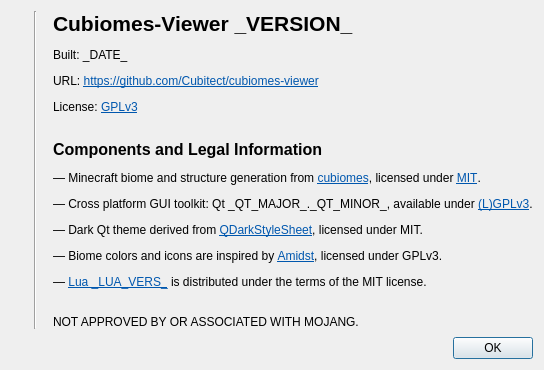
Before: the Qt Designer form src/aboutdialog.ui in Cubitect/cubiomes-viewer, drawn with Qt 5.
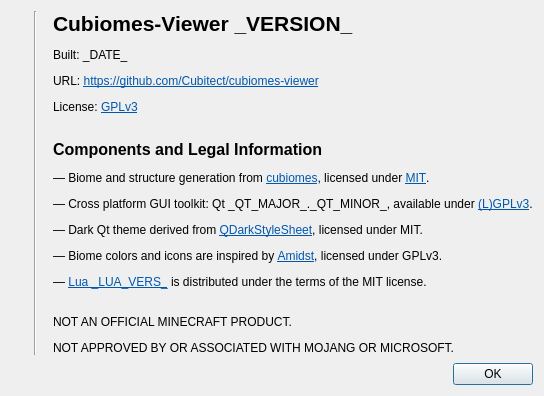
After: the same form once the commit is applied. Icons and pictures are not drawn.

Commit message: UI tweaks * moved all editor menus to the "Edit" menu * moved biome color import/export options to biome color editor * tweaked widget size controls * changed climate extreme filter to look for a range rather than min/max

```diff
--- a/src/aboutdialog.ui
+++ b/src/aboutdialog.ui
@@ -19,7 +19,7 @@
    <item row="0" column="2" rowspan="2">
     <widget class="QLabel" name="label">
      <property name="text">
-      <string>&lt;html&gt;&lt;head/&gt;&lt;body&gt;&lt;p&gt;&lt;span style=&quot; font-size:16pt; font-weight:600;&quot;&gt;Cubiomes-Viewer _VERSION_&lt;/span&gt;&lt;/p&gt;&lt;p&gt;Built: _DATE_&lt;/p&gt;&lt;p&gt;URL: &lt;a href=&quot;https://github.com/Cubitect/cubiomes-viewer&quot;&gt;&lt;span style=&quot; text-decoration: underline; color:#0057ae;&quot;&gt;https://github.com/Cubitect/cubiomes-viewer&lt;/span&gt;&lt;/a&gt;&lt;/p&gt;&lt;p&gt;License: &lt;a href=&quot;https://www.gnu.org/licenses/gpl-3.0.en.html&quot;&gt;&lt;span style=&quot; text-decoration: underline; color:#0057ae;&quot;&gt;GPLv3&lt;/span&gt;&lt;/a&gt;&lt;/p&gt;&lt;p&gt;&lt;br/&gt;&lt;span style=&quot; font-size:12pt; font-weight:600;&quot;&gt;Components and Legal Information&lt;/span&gt;&lt;/p&gt;&lt;p&gt;— Minecraft biome and structure generation from &lt;a href=&quot;https://github.com/Cubitect/cubiomes/&quot;&gt;&lt;span style=&quot; text-decoration: underline; color:#0057ae;&quot;&gt;cubiomes&lt;/span&gt;&lt;/a&gt;, licensed under &lt;a href=&quot;https://mit-license.org/&quot;&gt;&lt;span style=&quot; text-decoration: underline; color:#0057ae;&quot;&gt;MIT&lt;/span&gt;&lt;/a&gt;.&lt;/p&gt;&lt;p&gt;— Cross platform GUI toolkit: Qt _QT_MAJOR_._QT_MINOR_, available under &lt;a href=&quot;https://www.qt.io/licensing/&quot;&gt;&lt;span style=&quot; text-decoration: underline; color:#0057ae;&quot;&gt;(L)GPLv3&lt;/span&gt;&lt;/a&gt;.&lt;/p&gt;&lt;p&gt;— Dark Qt theme derived from &lt;a href=&quot;https://github.com/ColinDuquesnoy/QDarkStyleSheet&quot;&gt;&lt;span style=&quot; text-decoration: underline; color:#0057ae;&quot;&gt;QDarkStyleSheet&lt;/span&gt;&lt;/a&gt;, licensed under MIT.&lt;/p&gt;&lt;p&gt;— Biome colors and icons are inspired by &lt;a href=&quot;https://github.com/toolbox4minecraft/amidst&quot;&gt;&lt;span style=&quot; text-decoration: underline; color:#0057ae;&quot;&gt;Amidst&lt;/span&gt;&lt;/a&gt;, licensed under GPLv3.&lt;/p&gt;&lt;p&gt;— &lt;a href=&quot;https://www.lua.org/license.html&quot;&gt;&lt;span style=&quot; text-decoration: underline; color:#0057ae;&quot;&gt;Lua _LUA_VERS_&lt;/span&gt;&lt;/a&gt; is distributed under the terms of the MIT license.&lt;br/&gt;&lt;/p&gt;&lt;p&gt;NOT APPROVED BY OR ASSOCIATED WITH MOJANG.&lt;/p&gt;&lt;/body&gt;&lt;/html&gt;</string>
+      <string>&lt;html&gt;&lt;head/&gt;&lt;body&gt;&lt;p&gt;&lt;span style=&quot; font-size:16pt; font-weight:600;&quot;&gt;Cubiomes-Viewer _VERSION_&lt;/span&gt;&lt;/p&gt;&lt;p&gt;Built: _DATE_&lt;/p&gt;&lt;p&gt;URL: &lt;a href=&quot;https://github.com/Cubitect/cubiomes-viewer&quot;&gt;&lt;span style=&quot; text-decoration: underline; color:#0057ae;&quot;&gt;https://github.com/Cubitect/cubiomes-viewer&lt;/span&gt;&lt;/a&gt;&lt;/p&gt;&lt;p&gt;License: &lt;a href=&quot;https://www.gnu.org/licenses/gpl-3.0.en.html&quot;&gt;&lt;span style=&quot; text-decoration: underline; color:#0057ae;&quot;&gt;GPLv3&lt;/span&gt;&lt;/a&gt;&lt;/p&gt;&lt;p&gt;&lt;br/&gt;&lt;span style=&quot; font-size:12pt; font-weight:600;&quot;&gt;Components and Legal Information&lt;/span&gt;&lt;/p&gt;&lt;p&gt;— Biome and structure generation from &lt;a href=&quot;https://github.com/Cubitect/cubiomes/&quot;&gt;&lt;span style=&quot; text-decoration: underline; color:#0057ae;&quot;&gt;cubiomes&lt;/span&gt;&lt;/a&gt;, licensed under &lt;a href=&quot;https://mit-license.org/&quot;&gt;&lt;span style=&quot; text-decoration: underline; color:#0057ae;&quot;&gt;MIT&lt;/span&gt;&lt;/a&gt;.&lt;/p&gt;&lt;p&gt;— Cross platform GUI toolkit: Qt _QT_MAJOR_._QT_MINOR_, available under &lt;a href=&quot;https://www.qt.io/licensing/&quot;&gt;&lt;span style=&quot; text-decoration: underline; color:#0057ae;&quot;&gt;(L)GPLv3&lt;/span&gt;&lt;/a&gt;.&lt;/p&gt;&lt;p&gt;— Dark Qt theme derived from &lt;a href=&quot;https://github.com/ColinDuquesnoy/QDarkStyleSheet&quot;&gt;&lt;span style=&quot; text-decoration: underline; color:#0057ae;&quot;&gt;QDarkStyleSheet&lt;/span&gt;&lt;/a&gt;, licensed under MIT.&lt;/p&gt;&lt;p&gt;— Biome colors and icons are inspired by &lt;a href=&quot;https://github.com/toolbox4minecraft/amidst&quot;&gt;&lt;span style=&quot; text-decoration: underline; color:#0057ae;&quot;&gt;Amidst&lt;/span&gt;&lt;/a&gt;, licensed under GPLv3.&lt;/p&gt;&lt;p&gt;— &lt;a href=&quot;https://www.lua.org/license.html&quot;&gt;&lt;span style=&quot; text-decoration: underline; color:#0057ae;&quot;&gt;Lua _LUA_VERS_&lt;/span&gt;&lt;/a&gt; is distributed under the terms of the MIT license.&lt;br/&gt;&lt;/p&gt;&lt;p&gt;NOT AN OFFICIAL MINECRAFT PRODUCT.&lt;/p&gt;&lt;p&gt;NOT APPROVED BY OR ASSOCIATED WITH MOJANG OR MICROSOFT.&lt;/p&gt;&lt;/body&gt;&lt;/html&gt;</string>
      </property>
      <property name="openExternalLinks">
       <bool>true</bool>
```
The commit also changes 34 other files.
